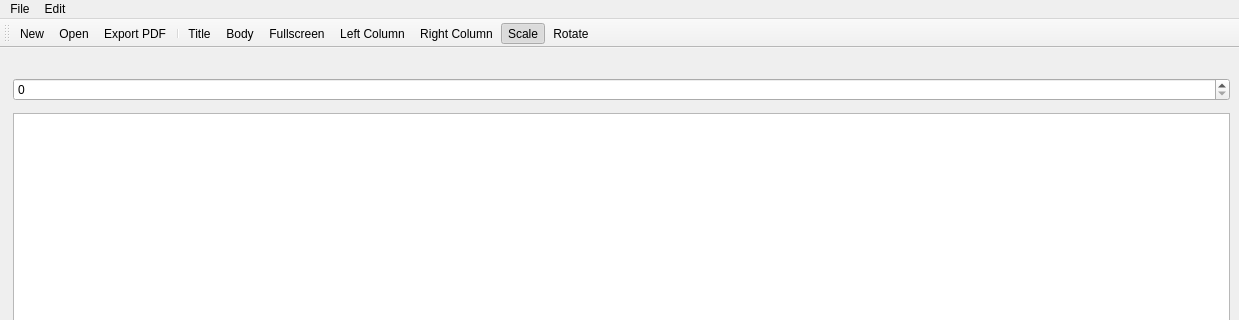
thgier/PotatoPresenter, file mainwindow.ui: the form before one commit; both pictures show x 0 to 1239 and y 0 to 320 of the 1239 by 707 pixel window.
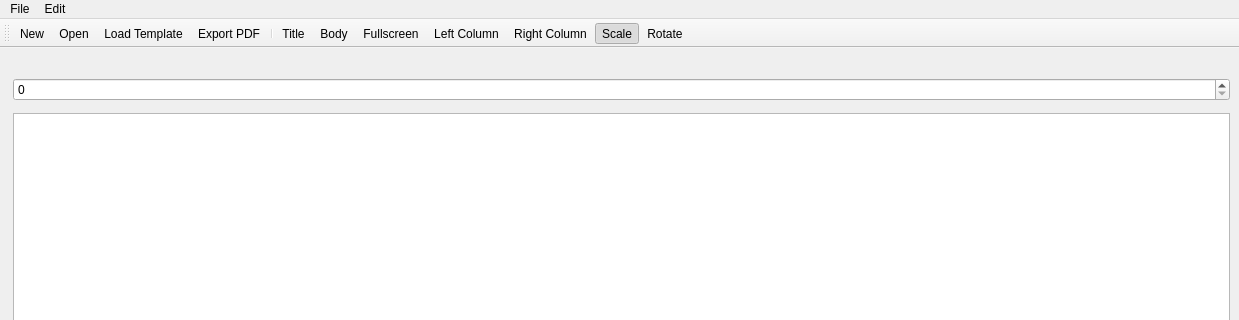
The form after the commit. Icons and pictures are not drawn. Custom widgets are drawn as their Qt base class.

Commit message: - Template Style - paint Template - fix crashes

Patch:
```diff
--- a/mainwindow.ui
+++ b/mainwindow.ui
@@ -120,6 +120,7 @@
    </attribute>
    <addaction name="actionNew"/>
    <addaction name="actionOpen"/>
+   <addaction name="actionLoad_Template"/>
    <addaction name="actionCreatePDF"/>
    <addaction name="separator"/>
    <addaction name="actionLayoutTitle"/>
@@ -302,6 +303,14 @@
     <string>Reload Resources</string>
    </property>
   </action>
+  <action name="actionLoad_Template">
+   <property name="icon">
+    <iconset theme="template"/>
+   </property>
+   <property name="text">
+    <string>Load Template</string>
+   </property>
+  </action>
  </widget>
  <customwidgets>
   <customwidget>
```
Left out of the diff: 3 changed lines with no effect on the pictures. The commit also changes 15 other files.
